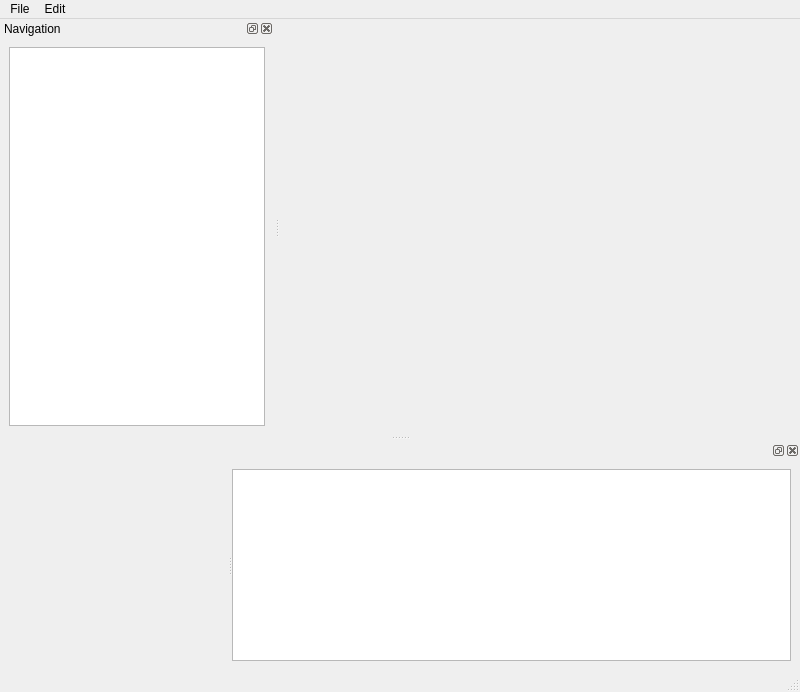
MakoTime/Fracture, file UI/main.ui: the form before one commit.
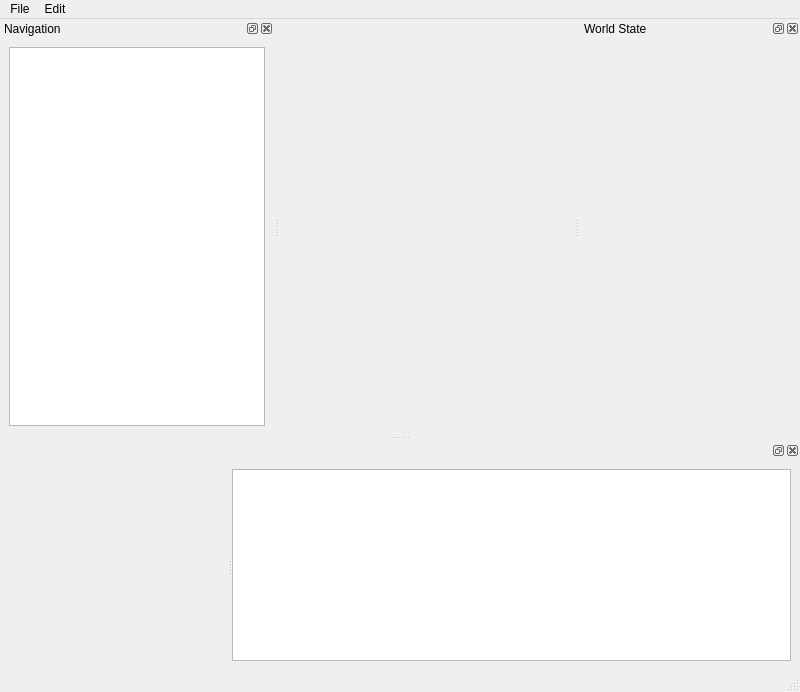
The form after the commit. Custom widgets are drawn as their Qt base class.

The edit to the form file:
```diff
--- a/UI/main.ui
+++ b/UI/main.ui
@@ -45,6 +45,17 @@
      </layout>
     </widget>
   </widget>
+  <widget class="QDockWidget" name="worldStateDockWidget">
+   <property name="minimumSize">
+    <size><width>220</width><height>120</height></size>
+   </property>
+   <property name="allowedAreas">
+    <set>Qt::DockWidgetArea::RightDockWidgetArea</set>
+   </property>
+   <property name="windowTitle"><string>World State</string></property>
+   <attribute name="dockWidgetArea"><number>2</number></attribute>
+   <widget class="WorldStateView" name="worldStateView"/>
+  </widget>
   <widget class="QMenuBar" name="menubar">
    <property name="geometry">
     <rect>
@@ -108,6 +119,11 @@
    <extends>QWidget</extends>
    <header>engine.engine_view</header>
   </customwidget>
+  <customwidget>
+   <class>WorldStateView</class>
+   <extends>QWidget</extends>
+   <header>components.world_state</header>
+  </customwidget>
  </customwidgets>
  <resources/>
  <connections/>
```
